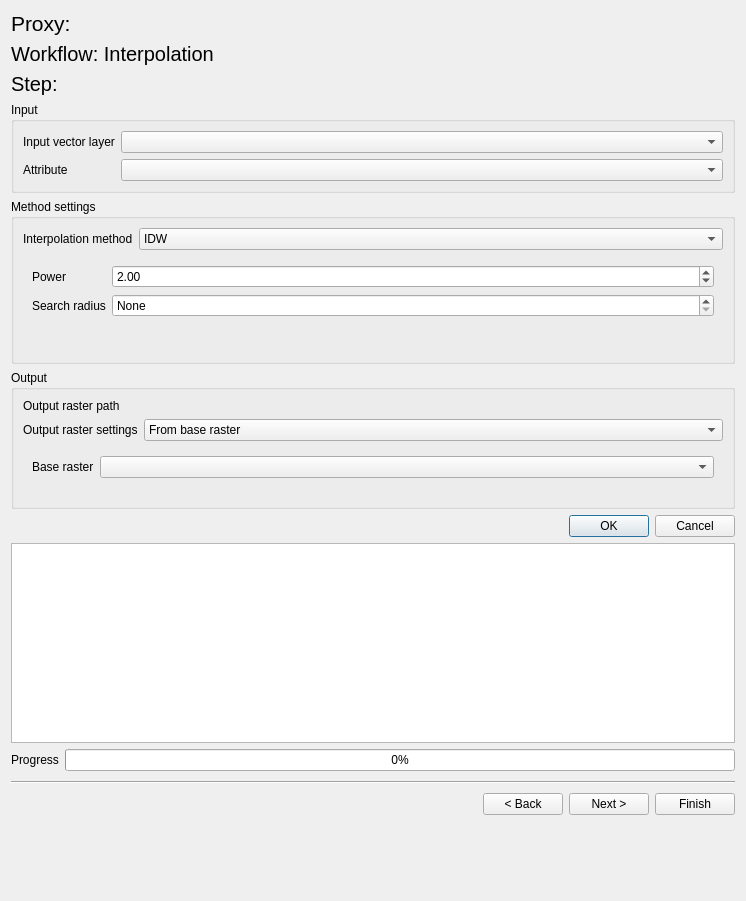
Qt form eis_qgis_plugin/resources/ui/mineral_proxies/proxy_workflow2_interpolation.ui (GispoCoding/eis_qgis_plugin) before a commit.
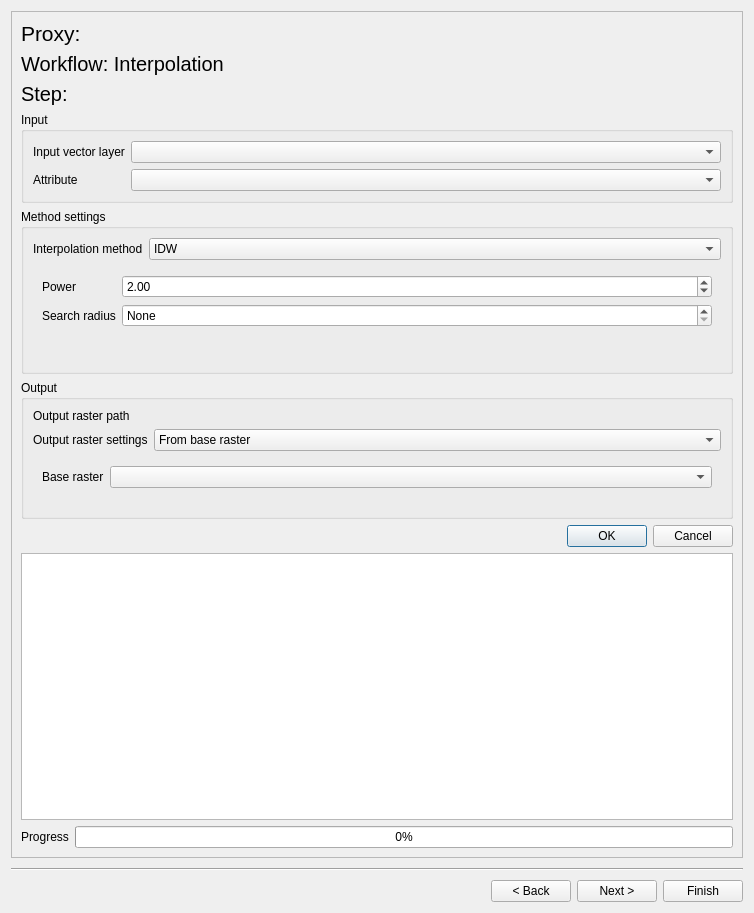
The same form after that commit. Custom widgets are drawn as their Qt base class.

Commit message: fix(wizard-proxies): fix UI resizing issue caused by lack of scroll widgets for proxy workflow steps

Patch:
```diff
--- a/eis_qgis_plugin/resources/ui/mineral_proxies/proxy_workflow2_interpolation.ui
+++ b/eis_qgis_plugin/resources/ui/mineral_proxies/proxy_workflow2_interpolation.ui
@@ -6,13 +6,34 @@
    <rect>
     <x>0</x>
     <y>0</y>
-    <width>746</width>
-    <height>901</height>
+    <width>754</width>
+    <height>913</height>
    </rect>
   </property>
+  <property name="sizePolicy">
+   <sizepolicy hsizetype="Preferred" vsizetype="Maximum">
+    <horstretch>0</horstretch>
+    <verstretch>0</verstretch>
+   </sizepolicy>
+  </property>
   <property name="windowTitle">
    <string>Form</string>
   </property>
+  <layout class="QVBoxLayout" name="verticalLayout_5">
+   <item>
+    <widget class="QScrollArea" name="scrollArea">
+     <property name="widgetResizable">
+      <bool>true</bool>
+     </property>
+     <widget class="QWidget" name="scrollAreaWidgetContents_2">
+      <property name="geometry">
+       <rect>
+        <x>0</x>
+        <y>0</y>
+        <width>734</width>
+        <height>844</height>
+       </rect>
+      </property>
   <layout class="QVBoxLayout" name="verticalLayout_4">
    <item>
     <widget class="QLabel" name="proxy_name_label">
@@ -52,6 +73,12 @@
    </item>
    <item>
     <widget class="QGroupBox" name="input_box">
+         <property name="sizePolicy">
+          <sizepolicy hsizetype="Preferred" vsizetype="Maximum">
+           <horstretch>0</horstretch>
+           <verstretch>0</verstretch>
+          </sizepolicy>
+         </property>
      <property name="title">
       <string>Input</string>
      </property>
@@ -95,6 +122,12 @@
    </item>
    <item>
     <widget class="QGroupBox" name="method_box">
+         <property name="sizePolicy">
+          <sizepolicy hsizetype="Preferred" vsizetype="Maximum">
+           <horstretch>0</horstretch>
+           <verstretch>0</verstretch>
+          </sizepolicy>
+         </property>
      <property name="title">
       <string>Method settings</string>
      </property>
@@ -129,6 +162,12 @@
       </item>
       <item>
        <widget class="QStackedWidget" name="interpolation_method_pages">
+            <property name="sizePolicy">
+             <sizepolicy hsizetype="Preferred" vsizetype="Maximum">
+              <horstretch>0</horstretch>
+              <verstretch>0</verstretch>
+             </sizepolicy>
+            </property>
         <property name="maximumSize">
          <size>
           <width>16777215</width>
@@ -263,7 +302,7 @@
    <item>
     <widget class="QGroupBox" name="output_box">
      <property name="sizePolicy">
-      <sizepolicy hsizetype="Preferred" vsizetype="Preferred">
+          <sizepolicy hsizetype="Preferred" vsizetype="Maximum">
        <horstretch>0</horstretch>
        <verstretch>0</verstretch>
       </sizepolicy>
@@ -448,8 +487,8 @@
         <string>&lt;!DOCTYPE HTML PUBLIC &quot;-//W3C//DTD HTML 4.0//EN&quot; &quot;http://www.w3.org/TR/REC-html40/strict.dtd&quot;&gt;
 &lt;html&gt;&lt;head&gt;&lt;meta name=&quot;qrichtext&quot; content=&quot;1&quot; /&gt;&lt;style type=&quot;text/css&quot;&gt;
 p, li { white-space: pre-wrap; }
-&lt;/style&gt;&lt;/head&gt;&lt;body style=&quot; font-family:'Sans Serif'; font-size:9pt; font-weight:400; font-style:normal;&quot;&gt;
-&lt;p style=&quot;-qt-paragraph-type:empty; margin-top:0px; margin-bottom:0px; margin-left:0px; margin-right:0px; -qt-block-indent:0; text-indent:0px; font-family:'Ubuntu'; font-size:11pt;&quot;&gt;&lt;br /&gt;&lt;/p&gt;&lt;/body&gt;&lt;/html&gt;</string>
+&lt;/style&gt;&lt;/head&gt;&lt;body style=&quot; font-family:'Ubuntu'; font-size:11pt; font-weight:400; font-style:normal;&quot;&gt;
+&lt;p style=&quot;-qt-paragraph-type:empty; margin-top:0px; margin-bottom:0px; margin-left:0px; margin-right:0px; -qt-block-indent:0; text-indent:0px;&quot;&gt;&lt;br /&gt;&lt;/p&gt;&lt;/body&gt;&lt;/html&gt;</string>
        </property>
       </widget>
      </item>
@@ -473,6 +512,10 @@
      </item>
     </layout>
    </item>
+      </layout>
+     </widget>
+    </widget>
+   </item>
    <item>
     <widget class="Line" name="line">
      <property name="minimumSize">
@@ -524,19 +567,6 @@
      </item>
     </layout>
    </item>
-   <item>
-    <spacer name="form_spacer">
-     <property name="orientation">
-      <enum>Qt::Vertical</enum>
-     </property>
-     <property name="sizeHint" stdset="0">
-      <size>
-       <width>20</width>
-       <height>1000</height>
-      </size>
-     </property>
-    </spacer>
-   </item>
   </layout>
  </widget>
  <customwidgets>
```
Lines whose indentation alone changed are shown as unchanged. The commit also changes 2 other files.
